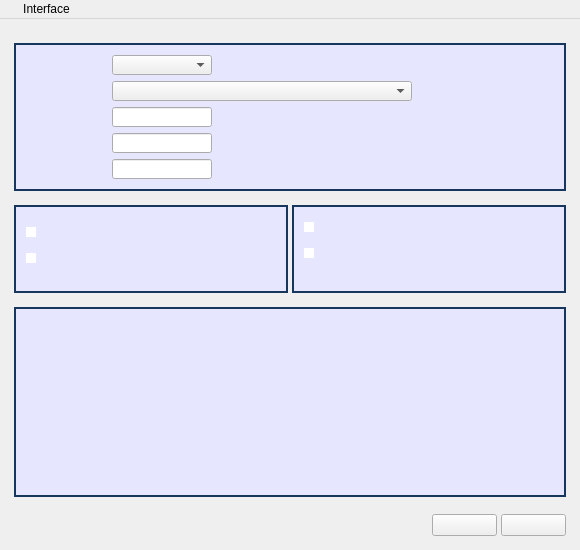
This is Meter/mainwindow.ui in cagavriloaie/WFlowLab as Qt 5 draws it before an edit. The edited form follows.
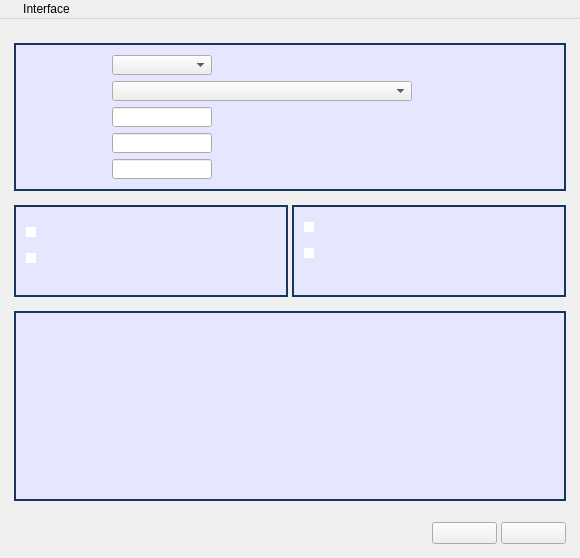
This is the edited form. Icons and pictures are not drawn. Custom widgets are drawn as their Qt base class.

Diff of the .ui file:
```diff
--- a/Meter/mainwindow.ui
+++ b/Meter/mainwindow.ui
@@ -7,19 +7,19 @@
     <x>0</x>
     <y>0</y>
     <width>580</width>
-    <height>550</height>
+    <height>558</height>
    </rect>
   </property>
   <property name="minimumSize">
    <size>
     <width>580</width>
-    <height>550</height>
+    <height>558</height>
    </size>
   </property>
   <property name="maximumSize">
    <size>
     <width>580</width>
-    <height>583</height>
+    <height>558</height>
    </size>
   </property>
   <property name="font">
```
